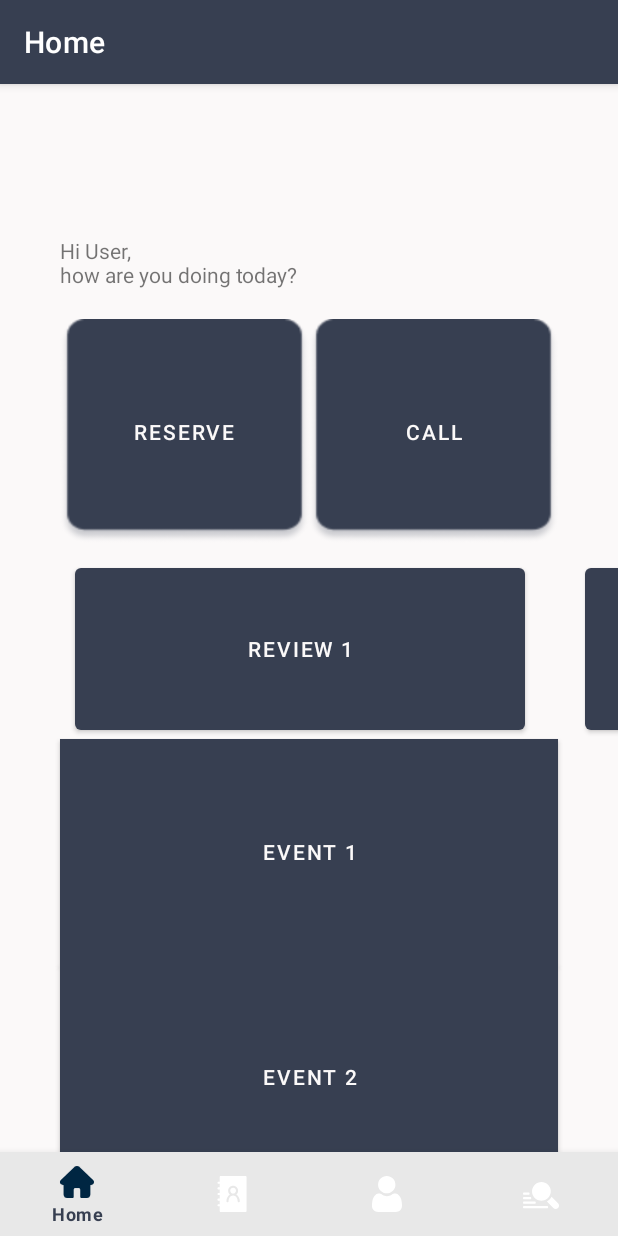
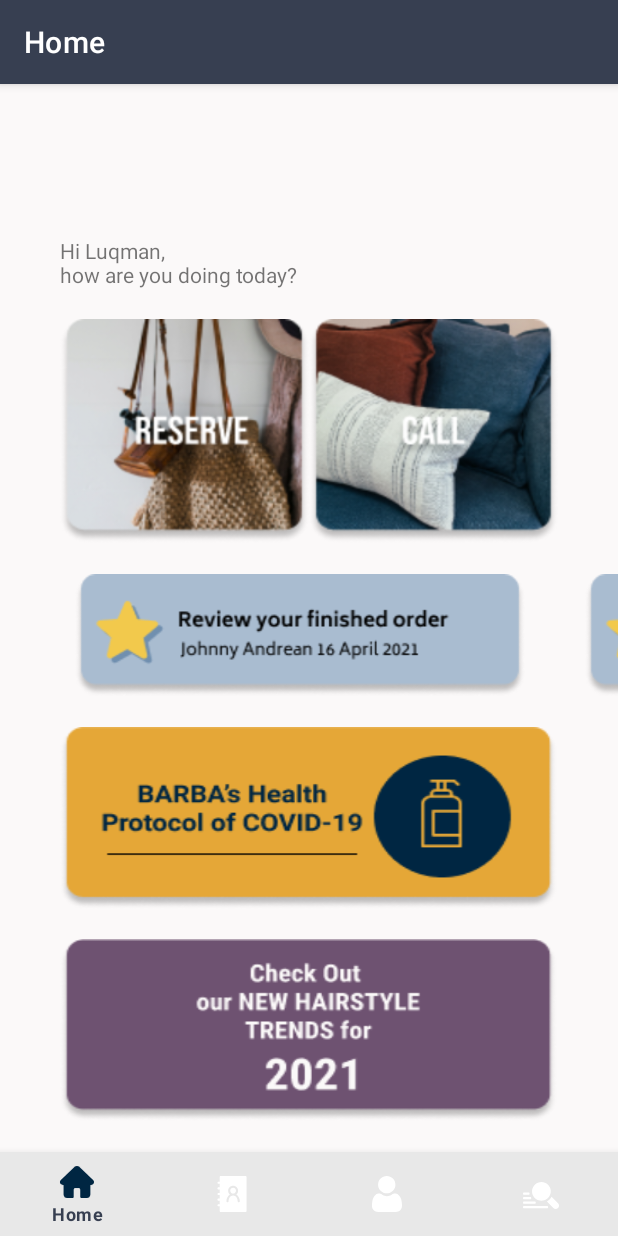
Before and after one commit to hollyyph/barbaApp, an Android app: the screen it shows after launch (MainActivity), on a phone screen of 412 x 824 dp. Run offline under Robolectric (Android 15) with nearby library versions, the phone set to English and light mode, and no system bars; our stand-ins replace navigation-ui; Roboto replaces fonts that are not available here; 2 statements that could not run were skipped.

Commit message:
edit home

```diff
--- a/app/src/main/java/com/example/contohapp/OrderModel.java
+++ b/app/src/main/java/com/example/contohapp/OrderModel.java
@@ -6,8 +6,6 @@ import com.example.contohapp.data.RetrofitClientInstance;
 import com.example.contohapp.data.Webservice;
 import com.example.contohapp.data.pojo.OrderBody;
 import com.example.contohapp.data.pojo.OrderResponse;
-import com.example.contohapp.data.pojo.ReviewBody;
-import com.example.contohapp.data.pojo.ReviewResponse;
 
 import java.util.ArrayList;
 import java.util.HashMap;
@@ -35,7 +33,7 @@ public class OrderModel extends ViewModel {
         return orders;
     }
 
-    public void loadOrders(int userId) {
+    public OrderModel loadOrders(int userId) {
         Call<ArrayList<OrderResponse>> call = apiInterface.getOrders(Integer.toString(userId));
         call.enqueue(new Callback<ArrayList<OrderResponse>>() {
 
@@ -69,6 +67,7 @@ public class OrderModel extends ViewModel {
                 call.cancel();
             }
         });
+        return null;
     }
 
     public void createSalonOrder(int id_pengguna,
--- a/app/src/main/java/com/example/contohapp/ui/activity/ActivityFragment.java
+++ b/app/src/main/java/com/example/contohapp/ui/activity/ActivityFragment.java
@@ -5,6 +5,7 @@ import android.os.Bundle;
 import android.view.LayoutInflater;
 import android.view.View;
 import android.view.ViewGroup;
+import android.widget.Button;
 import android.widget.LinearLayout;
 import android.widget.TextView;
 
@@ -19,8 +20,10 @@ import androidx.recyclerview.widget.RecyclerView;
 import com.example.contohapp.ActivityAdapter;
 import com.example.contohapp.OrderModel;
 import com.example.contohapp.R;
+import com.example.contohapp.ReserveHome;
 import com.example.contohapp.ViewConfirmed;
 
+import org.jetbrains.annotations.NotNull;
 import org.w3c.dom.Text;
 
 import java.util.ArrayList;
@@ -34,7 +37,7 @@ public class ActivityFragment extends Fragment {
     private RecyclerView recyclerView;
     private String idActivity;
     private ArrayList<OrderModel> arrOrder;
-    public static final String CHOSEN_ID_ACTIVITY = "com.example.contohapp.cidactivity";
+    public static String CHOSEN_ID_ACTIVITY = "com.example.contohapp.cidactivity";
 
     private static final String[] activityIds = new String[] {"1","2","3","4"};
     private static final String[] activityNames = new String[] {"John", "July", "June", "Jill"};
@@ -57,23 +60,29 @@ public class ActivityFragment extends Fragment {
 
         //import data orders dari database
         //code
+        OrderModel o = ( new ViewModelProvider(this).get(OrderModel.class) ).loadOrders(1);
 
         recyclerView = recyclerView.findViewById(R.id.Activity_recyclerview);
         ActivityAdapter activityAdapter = new ActivityAdapter(activityIds, activityNames, activityDates, activityStatuses, new ActivityAdapter.OnItemClickListener() {
             @Override
             public void onItemClick(String item) {
-                idActivity = item;
+                idActivity =  item;
             }
         });
         recyclerView.setAdapter(activityAdapter);
-        recyclerView.setLayoutManager(new LinearLayoutManager(this));
+        recyclerView.setLayoutManager(new LinearLayoutManager(getContext()));
 
 //        l = (LinearLayout) root.findViewById(R.id.loop_layout);
 
-        // kasi code buat loop bikin layout > udh recycler view
-
         return root;
     }
+
+
+//    public void onViewCreated(View view, @Nullable Bundle savedInstanceState) {
+//
+//
+//
+//    }
 
     public void chooseActivity(View view){
         Intent intent = new Intent(getActivity(), ViewConfirmed.class);
@@ -81,4 +90,5 @@ public class ActivityFragment extends Fragment {
         startActivity(intent);
     }
 
+
 }
--- a/app/src/main/res/layout/fragment_home.xml
+++ b/app/src/main/res/layout/fragment_home.xml
@@ -40,14 +40,14 @@
                     android:layout_marginLeft="40dp"
                     android:layout_weight="1"
                     android:fontFamily="@font/biryani"
-                    android:text="Hi User, \nhow are you doing today?" />
+                    android:text="Hi Luqman, \nhow are you doing today?" />
 
                 <LinearLayout
                     android:layout_width="match_parent"
                     android:layout_height="match_parent"
                     android:orientation="horizontal">
 
-                    <Button
+                    <ImageButton
                         android:id="@+id/reserve_button"
                         android:layout_width="150dp"
                         android:layout_height="150dp"
@@ -57,10 +57,9 @@
                         android:background="@drawable/reserve_button"
                         android:text="Reserve"
                         />
-                    <!--android:onClick="createReversePage"-->
-                    <!-- kasih action on click disini-->
 
-                    <Button
+
+                    <ImageButton
                         android:id="@+id/call_button"
                         android:layout_width="150dp"
                         android:layout_height="150dp"
@@ -100,52 +99,58 @@
                     <LinearLayout
                         android:layout_width="wrap_content"
                         android:layout_height="match_parent"
+                        android:layout_marginVertical="10dp"
                         android:orientation="horizontal">
 
-                        <Button
+                        <ImageButton
                             android:id="@+id/button6"
                             android:layout_width="300dp"
-                            android:layout_height="120dp"
+                            android:layout_height="wrap_content"
+                            android:background="@drawable/review1"
                             android:layout_marginLeft="50dp"
                             android:layout_weight="1"
-                            android:text="Review 1" />
+                             />
 
-                        <Button
+                        <ImageButton
                             android:id="@+id/button7"
                             android:layout_width="300dp"
-                            android:layout_height="120dp"
+                            android:layout_height="wrap_content"
                             android:layout_marginLeft="40dp"
                             android:layout_marginRight="50dp"
                             android:layout_weight="1"
-                            android:text="Review 2"
+                            android:background="@drawable/review2"
+
                             />
 
                     </LinearLayout>
                 </HorizontalScrollView>
 
-                <Button
+                <ImageButton
                     android:id="@+id/eventButton1"
                     android:layout_width="match_parent"
-                    android:layout_height="150dp"
+                    android:layout_height="wrap_content"
                     android:layout_weight="1"
                     android:layout_marginHorizontal="40dp"
-                    android:background="@color/marigold"
+                    android:layout_marginVertical="10dp"
+                    android:background="@drawable/event1"
                     android:text="Event 1" />
 
-                <Button
+                <ImageButton
                     android:id="@+id/eventButton2"
                     android:layout_width="match_parent"
-                    android:layout_height="150dp"
+                    android:layout_height="wrap_content"
                     android:layout_marginHorizontal="40dp"
-                    android:background="@color/cadet_blue"
+                    android:layout_marginVertical="10dp"
+                    android:background="@drawable/event2"
                     android:text="Event 2" />
 
-                <Button
+                <ImageButton
                     android:id="@+id/eventButton3"
                     android:layout_width="match_parent"
-                    android:layout_height="150dp"
+                    android:layout_height="wrap_content"
                     android:layout_marginHorizontal="40dp"
-                    android:background="@color/chinese_violet"
+                    android:layout_marginVertical="10dp"
+                    android:background="@drawable/event3"
                     android:text="Event 3" />
 
             </LinearLayout>
--- a/app/src/main/res/layout/row_activity.xml
+++ b/app/src/main/res/layout/row_activity.xml
@@ -54,7 +54,8 @@
                     android:id="@+id/row_activity_status"
                     android:layout_width="wrap_content"
                     android:layout_height="wrap_content"
-
+                    android:text="Finished"
+                    android:textColor="@color/chinese_violet"
                     android:layout_gravity="center"
                     android:fontFamily="@font/biryani"
                     />
```
Also changed, not shown: app/src/main/res/drawable/event1.png (added), app/src/main/res/drawable/event2.png (added), app/src/main/res/drawable/event3.png (added), app/src/main/res/drawable/review1.png (added), app/src/main/res/drawable/review2.png (added).
